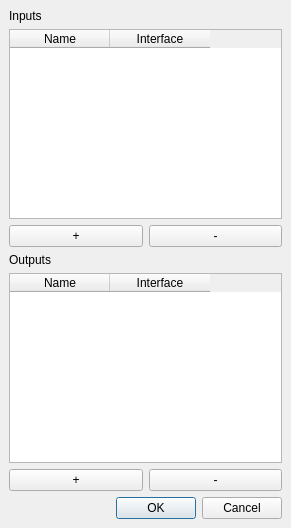
First picture: the form in src/visualea/resources/ioconfig.ui, repository openalea/visualea, before the edit.
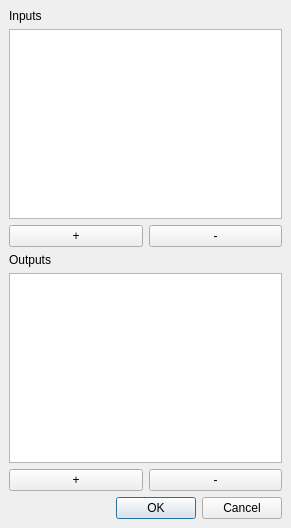
Second picture: the form after the edit.

Commit message: Add combobox in ioconfig to choose the correct interface

```diff
--- a/src/visualea/resources/ioconfig.ui
+++ b/src/visualea/resources/ioconfig.ui
@@ -27,18 +27,7 @@
     </widget>
    </item>
    <item>
-    <widget class="QTableWidget" name="inTable" >
-     <column>
-      <property name="text" >
-       <string>Name</string>
-      </property>
-     </column>
-     <column>
-      <property name="text" >
-       <string>Interface</string>
-      </property>
-     </column>
-    </widget>
+    <widget class="QTableView" name="inTable" />
    </item>
    <item>
     <layout class="QHBoxLayout" >
@@ -72,18 +61,7 @@
     </widget>
    </item>
    <item>
-    <widget class="QTableWidget" name="outTable" >
-     <column>
-      <property name="text" >
-       <string>Name</string>
-      </property>
-     </column>
-     <column>
-      <property name="text" >
-       <string>Interface</string>
-      </property>
-     </column>
-    </widget>
+    <widget class="QTableView" name="outTable" />
    </item>
    <item>
     <layout class="QHBoxLayout" >
```
Left out of the diff: 54 changed lines with no effect on the pictures. The commit also changes 2 other files.
